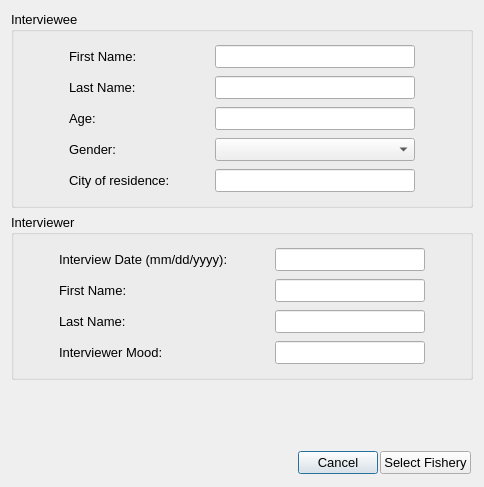
Ecotrust/openoceanmap-desktop, file oom_soorc_comm/Interview/interviewstart.ui: the form before one commit.
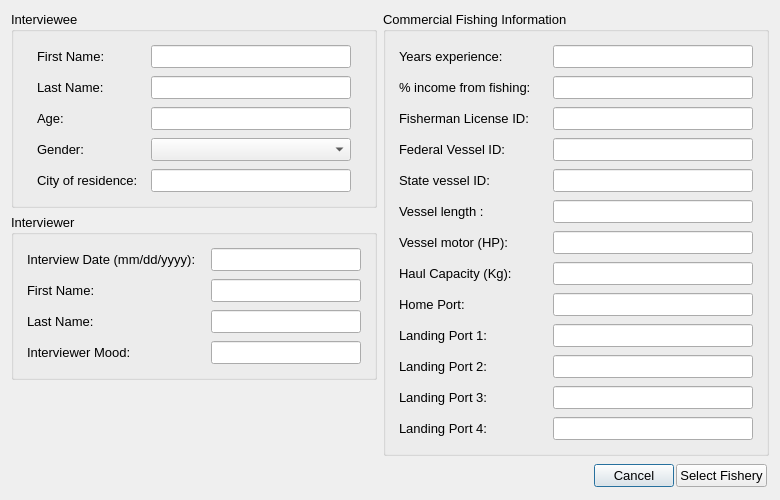
The form after the commit.

The edit to the form file:
```diff
--- a/oom_soorc_comm/Interview/interviewstart.ui
+++ b/oom_soorc_comm/Interview/interviewstart.ui
@@ -6,20 +6,20 @@
    <rect>
     <x>0</x>
     <y>0</y>
-    <width>484</width>
-    <height>487</height>
+    <width>774</width>
+    <height>497</height>
    </rect>
   </property>
   <property name="windowTitle" >
    <string>OpenOceanMap - Interview</string>
   </property>
-  <layout class="QVBoxLayout" >
+  <layout class="QVBoxLayout" name="verticalLayout_3" >
    <item>
-    <layout class="QHBoxLayout" >
+    <layout class="QHBoxLayout" name="horizontalLayout" >
      <item>
-      <layout class="QVBoxLayout" >
+      <layout class="QVBoxLayout" name="verticalLayout_6" >
        <item>
-        <layout class="QVBoxLayout" >
+        <layout class="QVBoxLayout" name="verticalLayout_4" >
          <item>
           <widget class="QGroupBox" name="interviewee" >
            <property name="font" >
@@ -30,7 +30,7 @@
            <property name="title" >
             <string>Interviewee</string>
            </property>
-           <layout class="QVBoxLayout" >
+           <layout class="QVBoxLayout" name="verticalLayout_2" >
             <property name="spacing" >
              <number>0</number>
             </property>
@@ -251,7 +251,7 @@
             </item>
             <item>
              <widget class="QWidget" native="1" name="age_2" >
-              <layout class="QHBoxLayout" >
+              <layout class="QHBoxLayout" name="_2" >
                <property name="spacing" >
                 <number>4</number>
                </property>
@@ -315,13 +315,13 @@
            <property name="title" >
             <string>Interviewer</string>
            </property>
-           <layout class="QVBoxLayout" >
+           <layout class="QVBoxLayout" name="verticalLayout_5" >
             <property name="spacing" >
              <number>0</number>
             </property>
             <item>
              <widget class="QWidget" native="1" name="interviewee_first_name_2" >
-              <layout class="QHBoxLayout" >
+              <layout class="QHBoxLayout" name="_3" >
                <property name="spacing" >
                 <number>4</number>
                </property>
@@ -374,7 +374,7 @@
             </item>
             <item>
              <widget class="QWidget" native="1" name="interviewee_first_name_3" >
-              <layout class="QHBoxLayout" >
+              <layout class="QHBoxLayout" name="_8" >
                <property name="spacing" >
                 <number>4</number>
                </property>
@@ -427,7 +427,7 @@
             </item>
             <item>
              <widget class="QWidget" native="1" name="interviewee_first_name_4" >
-              <layout class="QHBoxLayout" >
+              <layout class="QHBoxLayout" name="_9" >
                <property name="spacing" >
                 <number>4</number>
                </property>
@@ -480,7 +480,7 @@
             </item>
             <item>
              <widget class="QWidget" native="1" name="interviewee_first_name_5" >
-              <layout class="QHBoxLayout" >
+              <layout class="QHBoxLayout" name="_10" >
                <property name="spacing" >
                 <number>4</number>
                </property>
@@ -537,7 +537,7 @@
         </layout>
        </item>
        <item>
-        <spacer>
+        <spacer name="verticalSpacer" >
          <property name="orientation" >
           <enum>Qt::Vertical</enum>
          </property>
@@ -551,11 +551,927 @@
        </item>
       </layout>
      </item>
+     <item>
+      <widget class="QGroupBox" name="vessel_info" >
+       <property name="font" >
+        <font>
+         <pointsize>10</pointsize>
+        </font>
+       </property>
+       <property name="title" >
+        <string>Commercial Fishing Information</string>
+       </property>
+       <layout class="QVBoxLayout" name="verticalLayout" >
+        <property name="spacing" >
+         <number>0</number>
+        </property>
+        <item>
+         <widget class="QWidget" native="1" name="home_port_5" >
+          <property name="font" >
+           <font>
+            <pointsize>10</pointsize>
+           </font>
+          </property>
+          <layout class="QHBoxLayout" name="_11" >
+           <property name="spacing" >
+            <number>4</number>
+           </property>
+           <property name="margin" >
+            <number>4</number>
+           </property>
+           <item>
+            <widget class="QLabel" name="years_text" >
+             <property name="minimumSize" >
+              <size>
+               <width>150</width>
+               <height>0</height>
+              </size>
+             </property>
+             <property name="maximumSize" >
+              <size>
+               <width>150</width>
+               <height>16777215</height>
+              </size>
+             </property>
+             <property name="font" >
+              <font>
+               <pointsize>10</pointsize>
+              </font>
+             </property>
+             <property name="text" >
+              <string>Years experience:</string>
+             </property>
+            </widget>
+           </item>
+           <item>
+            <widget class="QLineEdit" name="years_line" >
+             <property name="enabled" >
+              <bool>true</bool>
+             </property>
+             <property name="minimumSize" >
+              <size>
+               <width>100</width>
+               <height>0</height>
+              </size>
+             </property>
+             <property name="maximumSize" >
+              <size>
+               <width>200</width>
+               <height>16777215</height>
+              </size>
+             </property>
+             <property name="font" >
+              <font>
+               <pointsize>10</pointsize>
+              </font>
+             </property>
+             <property name="text" >
+              <string/>
+             </property>
+            </widget>
+           </item>
+          </layout>
+         </widget>
+        </item>
+        <item>
+         <widget class="QWidget" native="1" name="home_port_2" >
+          <property name="font" >
+           <font>
+            <pointsize>10</pointsize>
+           </font>
+          </property>
+          <layout class="QHBoxLayout" name="_4" >
+           <property name="spacing" >
+            <number>4</number>
+           </property>
+           <property name="margin" >
+            <number>4</number>
+           </property>
+           <item>
+            <widget class="QLabel" name="perc_income_text" >
+             <property name="minimumSize" >
+              <size>
+               <width>150</width>
+               <height>0</height>
+              </size>
+             </property>
+             <property name="maximumSize" >
+              <size>
+               <width>150</width>
+               <height>16777215</height>
+              </size>
+             </property>
+             <property name="font" >
+              <font>
+               <pointsize>10</pointsize>
+              </font>
+             </property>
+             <property name="text" >
+              <string>% income from fishing:</string>
+             </property>
+            </widget>
+           </item>
+           <item>
+            <widget class="QLineEdit" name="perc_income_line" >
+             <property name="enabled" >
+              <bool>true</bool>
+             </property>
+             <property name="minimumSize" >
+              <size>
+               <width>100</width>
+               <height>0</height>
+              </size>
+             </property>
+             <property name="maximumSize" >
+              <size>
+               <width>200</width>
+               <height>16777215</height>
+              </size>
+             </property>
+             <property name="font" >
+              <font>
+               <pointsize>10</pointsize>
+              </font>
+             </property>
+             <property name="text" >
+              <string/>
+             </property>
+            </widget>
+           </item>
+          </layout>
+         </widget>
+        </item>
+        <item>
+         <widget class="QWidget" native="1" name="home_port_3" >
+          <property name="font" >
+           <font>
+            <pointsize>10</pointsize>
+           </font>
+          </property>
+          <layout class="QHBoxLayout" name="_5" >
+           <property name="spacing" >
+            <number>4</number>
+           </property>
+           <property name="margin" >
+            <number>4</number>
+           </property>
+           <item>
+            <widget class="QLabel" name="fisherman_license_id_text" >
+             <property name="minimumSize" >
+              <size>
+               <width>150</width>
+               <height>0</height>
+              </size>
+             </property>
+             <property name="maximumSize" >
+              <size>
+               <width>150</width>
+               <height>16777215</height>
+              </size>
+             </property>
+             <property name="font" >
+              <font>
+               <pointsize>10</pointsize>
+              </font>
+             </property>
+             <property name="text" >
+              <string>Fisherman License ID:</string>
+             </property>
+            </widget>
+           </item>
+           <item>
+            <widget class="QLineEdit" name="fisherman_license_id_line" >
+             <property name="enabled" >
+              <bool>true</bool>
+             </property>
+             <property name="minimumSize" >
+              <size>
+               <width>200</width>
+               <height>0</height>
+              </size>
+             </property>
+             <property name="maximumSize" >
+              <size>
+               <width>200</width>
+               <height>16777215</height>
+              </size>
+             </property>
+             <property name="font" >
+              <font>
+               <pointsize>10</pointsize>
+              </font>
+             </property>
+             <property name="text" >
+              <string/>
+             </property>
+            </widget>
+           </item>
+          </layout>
+         </widget>
+        </item>
+        <item>
+         <widget class="QWidget" native="1" name="ves_license" >
+          <property name="font" >
+           <font>
+            <pointsize>10</pointsize>
+           </font>
+          </property>
+          <layout class="QHBoxLayout" >
+           <property name="spacing" >
+            <number>4</number>
+           </property>
+           <property name="margin" >
+            <number>4</number>
+           </property>
+           <item>
+            <widget class="QLabel" name="federal_vessel_id_text" >
+             <property name="minimumSize" >
+              <size>
+               <width>150</width>
+               <height>0</height>
+              </size>
+             </property>
+             <property name="maximumSize" >
+              <size>
+               <width>150</width>
+               <height>16777215</height>
+              </size>
+             </property>
+             <property name="font" >
+              <font>
+               <pointsize>10</pointsize>
+              </font>
+             </property>
+             <property name="text" >
+              <string>Federal Vessel ID:</string>
+             </property>
+            </widget>
+           </item>
+           <item>
+            <widget class="QLineEdit" name="federal_vessel_id_line" >
+             <property name="enabled" >
+              <bool>true</bool>
+             </property>
+             <property name="minimumSize" >
+              <size>
+               <width>200</width>
+               <height>0</height>
+              </size>
+             </property>
+             <property name="maximumSize" >
+              <size>
+               <width>200</width>
+               <height>16777215</height>
+              </size>
+             </property>
+             <property name="font" >
+              <font>
+               <pointsize>10</pointsize>
+              </font>
+             </property>
+             <property name="text" >
+              <string/>
+             </property>
+            </widget>
+           </item>
+          </layout>
+         </widget>
+        </item>
+        <item>
+         <widget class="QWidget" native="1" name="ves_license_2" >
+          <property name="font" >
+           <font>
+            <pointsize>10</pointsize>
+           </font>
+          </property>
+          <layout class="QHBoxLayout" name="_13" >
+           <property name="spacing" >
+            <number>4</number>
+           </property>
+           <property name="margin" >
+            <number>4</number>
+           </property>
+           <item>
+            <widget class="QLabel" name="state_vessel_id_text" >
+             <property name="minimumSize" >
+              <size>
+               <width>150</width>
+               <height>0</height>
+              </size>
+             </property>
+             <property name="maximumSize" >
+              <size>
+               <width>150</width>
+               <height>16777215</height>
+              </size>
+             </property>
+             <property name="font" >
+              <font>
+               <pointsize>10</pointsize>
+              </font>
+             </property>
+             <property name="text" >
+              <string>State vessel ID:</string>
+             </property>
+            </widget>
+           </item>
+           <item>
+            <widget class="QLineEdit" name="state_vessel_id_line" >
+             <property name="enabled" >
+              <bool>true</bool>
+             </property>
+             <property name="minimumSize" >
+              <size>
+               <width>200</width>
+               <height>0</height>
+              </size>
+             </property>
+             <property name="maximumSize" >
+              <size>
+               <width>200</width>
+               <height>16777215</height>
+              </size>
+             </property>
+             <property name="font" >
+              <font>
+               <pointsize>10</pointsize>
+              </font>
+             </property>
+             <property name="text" >
+              <string/>
+             </property>
+            </widget>
+           </item>
+          </layout>
+         </widget>
+        </item>
+        <item>
+         <widget class="QWidget" native="1" name="vessel_length" >
+          <property name="font" >
+           <font>
+            <pointsize>10</pointsize>
+           </font>
+          </property>
+          <layout class="QHBoxLayout" >
+           <property name="spacing" >
+            <number>4</number>
+           </property>
+           <property name="margin" >
+            <number>4</number>
+           </property>
+           <item>
+            <widget class="QLabel" name="vessel_length_text" >
+             <property name="minimumSize" >
+              <size>
+               <width>150</width>
+               <height>0</height>
+              </size>
+             </property>
+             <property name="maximumSize" >
+              <size>
+               <width>150</width>
+               <height>16777215</height>
+              </size>
+             </property>
+             <property name="font" >
+              <font>
+               <pointsize>10</pointsize>
+              </font>
+             </property>
+             <property name="text" >
+              <string>Vessel length :</string>
+             </property>
+            </widget>
+           </item>
+           <item>
+            <widget class="QLineEdit" name="vessel_length_line" >
+             <property name="enabled" >
+              <bool>true</bool>
+             </property>
+             <property name="minimumSize" >
+              <size>
+               <width>200</width>
+               <height>0</height>
+              </size>
+             </property>
+             <property name="maximumSize" >
+              <size>
+               <width>200</width>
+               <height>16777215</height>
+              </size>
+             </property>
+             <property name="font" >
+              <font>
+               <pointsize>10</pointsize>
+              </font>
+             </property>
+             <property name="text" >
+              <string/>
+             </property>
+            </widget>
+           </item>
+          </layout>
+         </widget>
+        </item>
+        <item>
+         <widget class="QWidget" native="1" name="vessel_length_2" >
+          <property name="font" >
+           <font>
+            <pointsize>10</pointsize>
+           </font>
+          </property>
+          <layout class="QHBoxLayout" name="_14" >
+           <property name="spacing" >
+            <number>4</number>
+           </property>
+           <property name="margin" >
+            <number>4</number>
+           </property>
+           <item>
+            <widget class="QLabel" name="vessel_motor_text" >
+             <property name="minimumSize" >
+              <size>
+               <width>150</width>
+               <height>0</height>
+              </size>
+             </property>
+             <property name="maximumSize" >
+              <size>
+               <width>150</width>
+               <height>16777215</height>
+              </size>
+             </property>
+             <property name="font" >
+              <font>
+               <pointsize>10</pointsize>
+              </font>
+             </property>
+             <property name="text" >
+              <string>Vessel motor (HP):</string>
+             </property>
+            </widget>
+           </item>
+           <item>
+            <widget class="QLineEdit" name="vessel_motor_line" >
+             <property name="enabled" >
+              <bool>true</bool>
+             </property>
+             <property name="minimumSize" >
+              <size>
+               <width>200</width>
+               <height>0</height>
+              </size>
+             </property>
+             <property name="maximumSize" >
+              <size>
+               <width>200</width>
+               <height>16777215</height>
+              </size>
+             </property>
+             <property name="font" >
+              <font>
+               <pointsize>10</pointsize>
+              </font>
+             </property>
+             <property name="text" >
+              <string/>
+             </property>
+            </widget>
+           </item>
+          </layout>
+         </widget>
+        </item>
+        <item>
+         <widget class="QWidget" native="1" name="vessel_length_3" >
+          <property name="font" >
+           <font>
+            <pointsize>10</pointsize>
+           </font>
+          </property>
+          <layout class="QHBoxLayout" name="_15" >
+           <property name="spacing" >
+            <number>4</number>
+           </property>
+           <property name="margin" >
+            <number>4</number>
+           </property>
+           <item>
+            <widget class="QLabel" name="haul_capacity_text" >
+             <property name="minimumSize" >
+              <size>
+               <width>150</width>
+               <height>0</height>
+              </size>
+             </property>
+             <property name="maximumSize" >
+              <size>
+               <width>150</width>
+               <height>16777215</height>
+              </size>
+             </property>
+             <property name="font" >
+              <font>
+               <pointsize>10</pointsize>
+              </font>
+             </property>
+             <property name="text" >
+              <string>Haul Capacity (Kg):</string>
+             </property>
+            </widget>
+           </item>
+           <item>
+            <widget class="QLineEdit" name="haul_capacity_line" >
+             <property name="enabled" >
+              <bool>true</bool>
+             </property>
+             <property name="minimumSize" >
+              <size>
+               <width>200</width>
+               <height>0</height>
+              </size>
+             </property>
+             <property name="maximumSize" >
+              <size>
+               <width>200</width>
+               <height>16777215</height>
+              </size>
+             </property>
+             <property name="font" >
+              <font>
+               <pointsize>10</pointsize>
+              </font>
+             </property>
+             <property name="text" >
+              <string/>
+             </property>
+            </widget>
+           </item>
+          </layout>
+         </widget>
+        </item>
+        <item>
+         <widget class="QWidget" native="1" name="home_port" >
+          <property name="font" >
+           <font>
+            <pointsize>10</pointsize>
+           </font>
+          </property>
+          <layout class="QHBoxLayout" >
+           <property name="spacing" >
+            <number>4</number>
+           </property>
+           <property name="margin" >
+            <number>4</number>
+           </property>
+           <item>
+            <widget class="QLabel" name="home_port_text" >
+             <property name="minimumSize" >
+              <size>
+               <width>150</width>
+               <height>0</height>
+              </size>
+             </property>
+             <property name="maximumSize" >
+              <size>
+               <width>150</width>
+               <height>16777215</height>
+              </size>
+             </property>
+             <property name="font" >
+              <font>
+               <pointsize>10</pointsize>
+              </font>
+             </property>
+             <property name="text" >
+              <string>Home Port:</string>
+             </property>
+            </widget>
+           </item>
+           <item>
+            <widget class="QLineEdit" name="home_port_line" >
+             <property name="enabled" >
+              <bool>true</bool>
+             </property>
+             <property name="minimumSize" >
+              <size>
+               <width>200</width>
+               <height>0</height>
+              </size>
+             </property>
+             <property name="maximumSize" >
+              <size>
+               <width>200</width>
+               <height>16777215</height>
+              </size>
+             </property>
+             <property name="font" >
+              <font>
+               <pointsize>10</pointsize>
+              </font>
+             </property>
+             <property name="text" >
+              <string/>
+             </property>
+            </widget>
+           </item>
+          </layout>
+         </widget>
+        </item>
+        <item>
+         <widget class="QWidget" native="1" name="home_port_4" >
+          <property name="font" >
+           <font>
+            <pointsize>10</pointsize>
+           </font>
+          </property>
+          <layout class="QHBoxLayout" name="_7" >
+           <property name="spacing" >
+            <number>4</number>
+           </property>
+           <property name="margin" >
+            <number>4</number>
+           </property>
+           <item>
+            <widget class="QLabel" name="landing_port_text" >
+             <property name="minimumSize" >
+              <size>
+               <width>150</width>
+               <height>0</height>
+              </size>
+             </property>
+             <property name="maximumSize" >
+              <size>
+               <width>150</width>
+               <height>16777215</height>
+              </size>
+             </property>
+             <property name="font" >
+              <font>
+               <pointsize>10</pointsize>
+              </font>
+             </property>
+             <property name="text" >
+              <string>Landing Port 1:</string>
+             </property>
+            </widget>
+           </item>
+           <item>
+            <widget class="QLineEdit" name="landing_port_line" >
+             <property name="enabled" >
+              <bool>true</bool>
+             </property>
+             <property name="minimumSize" >
+              <size>
+               <width>200</width>
+               <height>0</height>
+              </size>
+             </property>
+             <property name="maximumSize" >
+              <size>
+               <width>200</width>
+               <height>16777215</height>
+              </size>
+             </property>
+             <property name="font" >
+              <font>
+               <pointsize>10</pointsize>
+              </font>
+             </property>
+             <property name="text" >
+              <string/>
+             </property>
+            </widget>
+           </item>
+          </layout>
+         </widget>
+        </item>
+        <item>
+         <widget class="QWidget" native="1" name="home_port_7" >
+          <property name="font" >
+           <font>
+            <pointsize>10</pointsize>
+           </font>
+          </property>
+          <layout class="QHBoxLayout" name="_16" >
+           <property name="spacing" >
+            <number>4</number>
+           </property>
+           <property name="margin" >
+            <number>4</number>
+           </property>
+           <item>
+            <widget class="QLabel" name="landing_port_text_2" >
+             <property name="minimumSize" >
+              <size>
+               <width>150</width>
+               <height>0</height>
+              </size>
+             </property>
+             <property name="maximumSize" >
+              <size>
+               <width>150</width>
+               <height>16777215</height>
+              </size>
+             </property>
+             <property name="font" >
+              <font>
+               <pointsize>10</pointsize>
+              </font>
+             </property>
+             <property name="text" >
+              <string>Landing Port 2:</string>
+             </property>
+            </widget>
+           </item>
+           <item>
+            <widget class="QLineEdit" name="landing_port_line_2" >
+             <property name="enabled" >
+              <bool>true</bool>
+             </property>
+             <property name="minimumSize" >
+              <size>
+               <width>200</width>
+               <height>0</height>
+              </size>
+             </property>
+             <property name="maximumSize" >
+              <size>
+               <width>200</width>
+               <height>16777215</height>
+              </size>
+             </property>
+             <property name="font" >
+              <font>
+               <pointsize>10</pointsize>
+              </font>
+             </property>
+             <property name="text" >
+              <string/>
+             </property>
+            </widget>
+           </item>
+          </layout>
+          <zorder>landing_port_line_2</zorder>
+          <zorder>landing_port_text_2</zorder>
+         </widget>
+        </item>
+        <item>
+         <widget class="QWidget" native="1" name="home_port_8" >
+          <property name="font" >
+           <font>
+            <pointsize>10</pointsize>
+           </font>
+          </property>
+          <layout class="QHBoxLayout" name="_17" >
+           <property name="spacing" >
+            <number>4</number>
+           </property>
+           <property name="margin" >
+            <number>4</number>
+           </property>
+           <item>
+            <widget class="QLabel" name="landing_port_text_3" >
+             <property name="minimumSize" >
+              <size>
+               <width>150</width>
+               <height>0</height>
+              </size>
+             </property>
+             <property name="maximumSize" >
+              <size>
+               <width>150</width>
+               <height>16777215</height>
+              </size>
+             </property>
+             <property name="font" >
+              <font>
+               <pointsize>10</pointsize>
+              </font>
+             </property>
+             <property name="text" >
+              <string>Landing Port 3:</string>
+             </property>
+            </widget>
+           </item>
+           <item>
+            <widget class="QLineEdit" name="landing_port_line_3" >
+             <property name="enabled" >
+              <bool>true</bool>
+             </property>
+             <property name="minimumSize" >
+              <size>
+               <width>200</width>
+               <height>0</height>
+              </size>
+             </property>
+             <property name="maximumSize" >
+              <size>
+               <width>200</width>
+               <height>16777215</height>
+              </size>
+             </property>
+             <property name="font" >
+              <font>
+               <pointsize>10</pointsize>
+              </font>
+             </property>
+             <property name="text" >
+              <string/>
+             </property>
+            </widget>
+           </item>
+          </layout>
+         </widget>
+        </item>
+        <item>
+         <widget class="QWidget" native="1" name="home_port_9" >
+          <property name="font" >
+           <font>
+            <pointsize>10</pointsize>
+           </font>
+          </property>
+          <layout class="QHBoxLayout" name="_18" >
+           <property name="spacing" >
+            <number>4</number>
+           </property>
+           <property name="margin" >
+            <number>4</number>
+           </property>
+           <item>
+            <widget class="QLabel" name="landing_port_text_4" >
+             <property name="minimumSize" >
+              <size>
+               <width>150</width>
+               <height>0</height>
+              </size>
+             </property>
+             <property name="maximumSize" >
+              <size>
+               <width>150</width>
+               <height>16777215</height>
+              </size>
+             </property>
+             <property name="font" >
+              <font>
+               <pointsize>10</pointsize>
+              </font>
+             </property>
+             <property name="text" >
+              <string>Landing Port 4:</string>
+             </property>
+            </widget>
+           </item>
+           <item>
+            <widget class="QLineEdit" name="landing_port_line_4" >
+             <property name="enabled" >
+              <bool>true</bool>
+             </property>
+             <property name="minimumSize" >
+              <size>
+               <width>200</width>
+               <height>0</height>
+              </size>
+             </property>
+             <property name="maximumSize" >
+              <size>
+               <width>200</width>
+               <height>16777215</height>
+              </size>
+             </property>
+             <property name="font" >
+              <font>
+               <pointsize>10</pointsize>
+              </font>
+             </property>
+             <property name="text" >
+              <string/>
+             </property>
+            </widget>
+           </item>
+          </layout>
+         </widget>
+        </item>
+       </layout>
+       <zorder>ves_license</zorder>
+       <zorder>vessel_length</zorder>
+       <zorder>home_port</zorder>
+       <zorder>home_port_2</zorder>
+       <zorder>home_port_3</zorder>
+       <zorder>vessel_length_3</zorder>
+       <zorder>home_port_4</zorder>
+       <zorder>home_port_7</zorder>
+       <zorder>home_port_8</zorder>
+       <zorder>home_port_9</zorder>
+       <zorder>ves_license_2</zorder>
+       <zorder>vessel_length_2</zorder>
+       <zorder>home_port_5</zorder>
+      </widget>
+     </item>
     </layout>
    </item>
    <item>
     <widget class="QWidget" native="1" name="button_box" >
-     <layout class="QHBoxLayout" >
+     <layout class="QHBoxLayout" name="_19" >
       <property name="spacing" >
        <number>2</number>
       </property>
```
